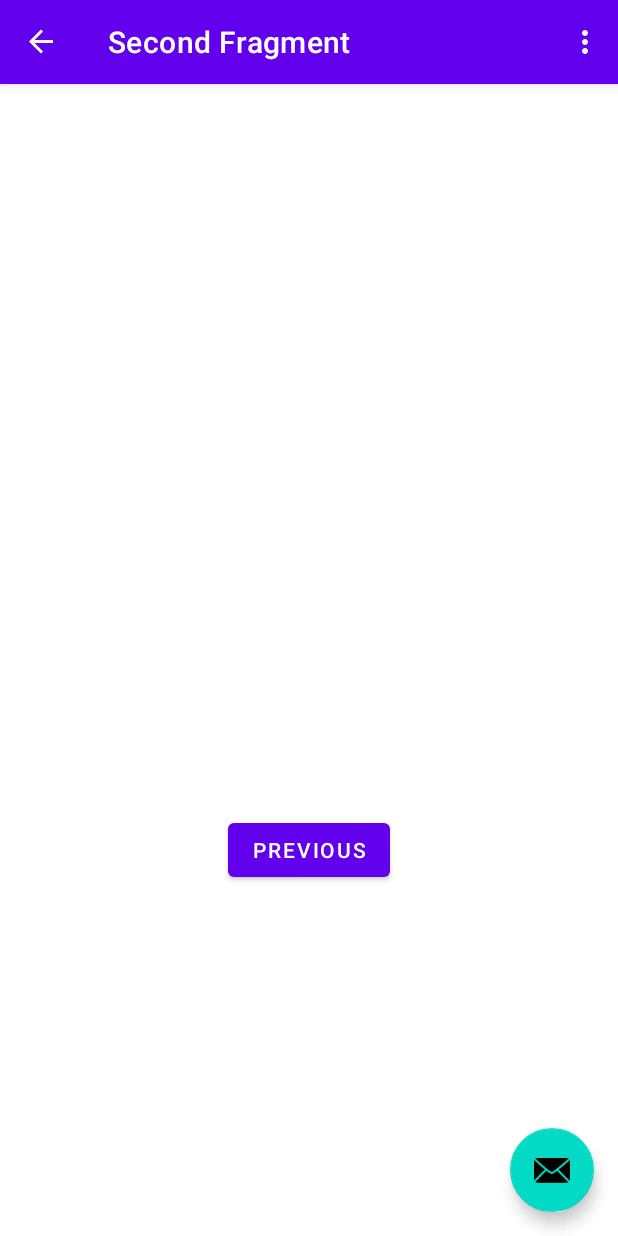
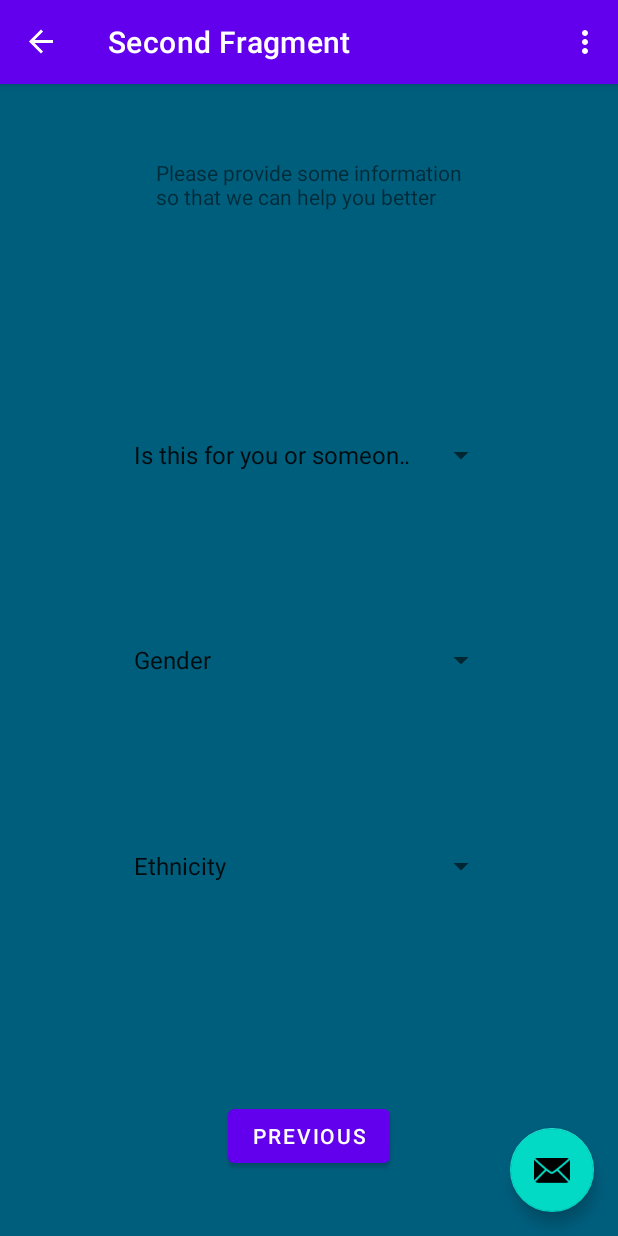
Before and after one commit to Viper272/University_Hapori-App, an Android app: the SecondFragment screen opened through its navigation route, on a phone screen of 412 x 824 dp. Run offline under Robolectric (Android 15) with nearby library versions, the phone set to English and light mode, and no system bars; our stand-ins replace navigation-ui.

Commit message:
Adjustments to question screen:
Created spinners (dropdowns)
String arrays in strings.xml

```diff
--- a/app/src/main/java/com/org/omicron/haporiapplication/SecondFragment.java
+++ b/app/src/main/java/com/org/omicron/haporiapplication/SecondFragment.java
@@ -4,6 +4,8 @@ import android.os.Bundle;
 import android.view.LayoutInflater;
 import android.view.View;
 import android.view.ViewGroup;
+import android.widget.ArrayAdapter;
+import android.widget.Spinner;
 
 import androidx.annotation.NonNull;
 import androidx.fragment.app.Fragment;
@@ -17,7 +19,7 @@ public class SecondFragment extends Fragment {
 
     @Override
     public View onCreateView(
-            LayoutInflater inflater, ViewGroup container,
+            @NonNull LayoutInflater inflater, ViewGroup container,
             Bundle savedInstanceState
     ) {
 
@@ -29,13 +31,35 @@ public class SecondFragment extends Fragment {
     public void onViewCreated(@NonNull View view, Bundle savedInstanceState) {
         super.onViewCreated(view, savedInstanceState);
 
-        binding.buttonSecond.setOnClickListener(new View.OnClickListener() {
-            @Override
-            public void onClick(View view) {
-                NavHostFragment.findNavController(SecondFragment.this)
-                        .navigate(R.id.action_SecondFragment_to_FirstFragment);
-            }
-        });
+        binding.buttonSecond.setOnClickListener(view1 -> NavHostFragment.findNavController(SecondFragment.this)
+                .navigate(R.id.action_SecondFragment_to_FirstFragment));
+
+        Spinner spinner = (Spinner) view.findViewById(R.id.spinner_forWho);
+        //Create an ArrayAdapter using the string array and a default spinner layout
+        ArrayAdapter<CharSequence> adapter = ArrayAdapter.createFromResource(getContext(),
+                R.array.array_forWho, android.R.layout.simple_spinner_item);
+        //Specify the layout to use when the list of choices appears
+        adapter.setDropDownViewResource(android.R.layout.simple_spinner_dropdown_item);
+        //Apply the adapter to the spinner
+        spinner.setAdapter(adapter);
+
+        Spinner spinner2 = (Spinner) view.findViewById(R.id.spinner_gender);
+        //Create an ArrayAdapter using the string array and a default spinner layout
+        ArrayAdapter<CharSequence> adapter2 = ArrayAdapter.createFromResource(getContext(),
+                R.array.array_gender, android.R.layout.simple_spinner_item);
+        //Specify the layout to use when the list of choices appears
+        adapter2.setDropDownViewResource(android.R.layout.simple_spinner_dropdown_item);
+        //Apply the adapter to the spinner
+        spinner2.setAdapter(adapter2);
+
+        Spinner spinner3 = (Spinner) view.findViewById(R.id.spinner_ethnicity);
+        //Create an ArrayAdapter using the string array and a default spinner layout
+        ArrayAdapter<CharSequence> adapter3 = ArrayAdapter.createFromResource(getContext(),
+                R.array.array_ethnicity, android.R.layout.simple_spinner_item);
+        //Specify the layout to use when the list of choices appears
+        adapter3.setDropDownViewResource(android.R.layout.simple_spinner_dropdown_item);
+        //Apply the adapter to the spinner
+        spinner3.setAdapter(adapter3);
     }
 
     @Override
--- a/app/src/main/res/layout/fragment_second.xml
+++ b/app/src/main/res/layout/fragment_second.xml
@@ -4,16 +4,61 @@
     xmlns:tools="http://schemas.android.com/tools"
     android:layout_width="match_parent"
     android:layout_height="match_parent"
-    tools:context=".SecondFragment">
+    tools:context=".SecondFragment"
+    android:background="#005E7D">
+
+
 
     <TextView
         android:id="@+id/textview_second"
         android:layout_width="wrap_content"
         android:layout_height="wrap_content"
-        app:layout_constraintBottom_toTopOf="@id/button_second"
+        android:text="@string/question_header"
+        app:layout_constraintBottom_toTopOf="@id/constraint_spinner"
         app:layout_constraintEnd_toEndOf="parent"
         app:layout_constraintStart_toStartOf="parent"
         app:layout_constraintTop_toTopOf="parent" />
+
+    <androidx.constraintlayout.widget.ConstraintLayout
+        android:id="@+id/constraint_spinner"
+        android:layout_width="match_parent"
+        android:layout_height="500dp"
+        app:layout_constraintTop_toTopOf="parent"
+        app:layout_constraintBottom_toBottomOf="parent">
+
+        <Spinner
+            android:id="@+id/spinner_forWho"
+            android:layout_width="250dp"
+            android:layout_height="wrap_content"
+            android:minHeight="48dp"
+            app:layout_constraintBottom_toTopOf="@id/spinner_gender"
+            app:layout_constraintEnd_toEndOf="parent"
+            app:layout_constraintStart_toStartOf="parent"
+            app:layout_constraintTop_toTopOf="parent" />
+
+        <Spinner
+            android:id="@+id/spinner_gender"
+            android:layout_width="250dp"
+            android:layout_height="wrap_content"
+            android:minHeight="48dp"
+            app:layout_constraintBottom_toTopOf="@id/spinner_ethnicity"
+            app:layout_constraintEnd_toEndOf="parent"
+            app:layout_constraintStart_toStartOf="parent"
+            app:layout_constraintTop_toBottomOf="@id/spinner_forWho" />
+
+        <Spinner
+            android:id="@+id/spinner_ethnicity"
+            android:layout_width="250dp"
+            android:layout_height="wrap_content"
+            android:minHeight="48dp"
+            app:layout_constraintBottom_toBottomOf="parent"
+            app:layout_constraintEnd_toEndOf="parent"
+            app:layout_constraintStart_toStartOf="parent"
+
+            app:layout_constraintTop_toBottomOf="@id/spinner_gender" />
+
+    </androidx.constraintlayout.widget.ConstraintLayout>
+
 
     <Button
         android:id="@+id/button_second"
@@ -23,6 +68,6 @@
         app:layout_constraintBottom_toBottomOf="parent"
         app:layout_constraintEnd_toEndOf="parent"
         app:layout_constraintStart_toStartOf="parent"
-        app:layout_constraintTop_toBottomOf="@id/textview_second" />
+        app:layout_constraintTop_toBottomOf="@id/constraint_spinner" />
 
 </androidx.constraintlayout.widget.ConstraintLayout>
--- a/app/src/main/res/values/strings.xml
+++ b/app/src/main/res/values/strings.xml
@@ -15,4 +15,30 @@
     <string name="emergencyHappened">If an emergency has already happened, call 105</string>
     <string name="next">No Emergency</string>
 
+    <!-- Fragment 2 -->
+    <string name="question_header">Please provide some information\nso that we can help you better</string>
+
+    <string-array name="array_forWho">
+        <item>Is this for you or someone else?</item>
+        <item>Me</item>
+        <item>Someone Else</item>
+    </string-array>
+
+    <string-array name="array_gender">
+        <item>Gender</item>
+        <item>Male</item>
+        <item>Female</item>
+        <item>Other</item>
+    </string-array>
+
+    <string-array name="array_ethnicity">
+        <item>Ethnicity</item>
+        <item>New Zealander</item>
+        <item>Māori</item>
+        <item>Pacific</item>
+        <item>Other</item>
+    </string-array>
+
+
+
 </resources>
```
Also changed, not shown: app/src/main/res/drawable/icon_105_notify.png (deleted).
